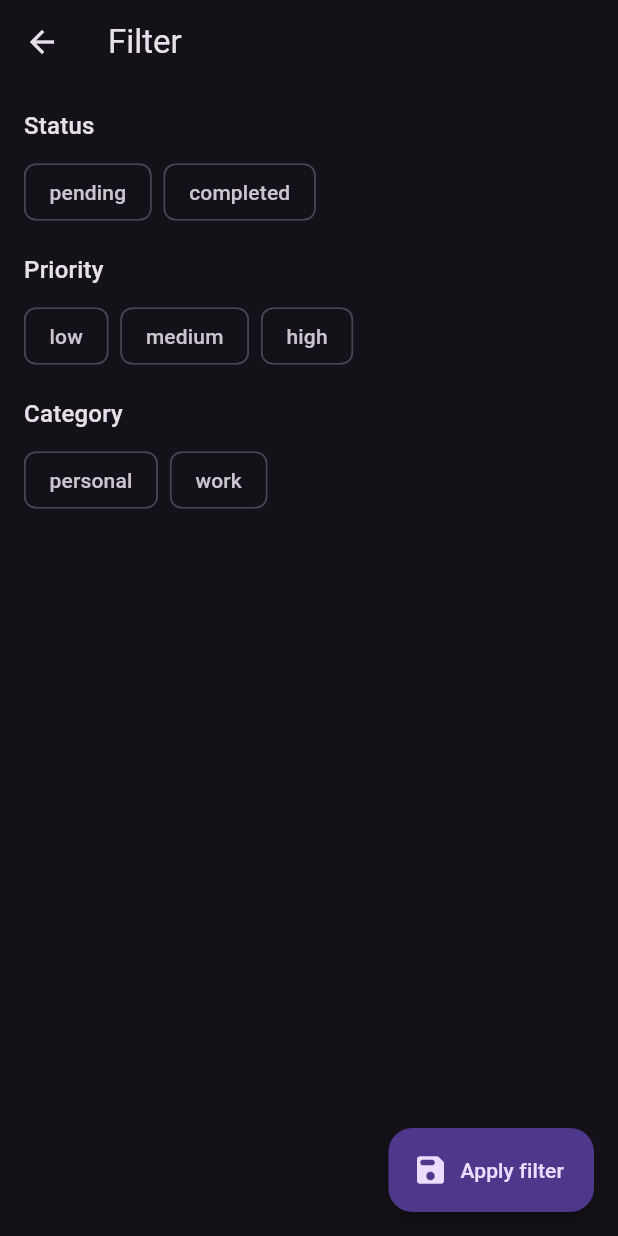
After one commit to ShravanChilka/jkb_sept, a Flutter app: the screen it shows after launch, after a tap on the "filter alt" icon, on a phone screen of 412 x 824 dp. The commit adds this screen. Run offline on Flutter 3.47's test engine with Material 3 defaults, Android fonts, the phone set to English and light mode, and no system bars; our stand-ins replace sqflite; accounts and stored records are empty.

Commit message:
added filter & search

```diff
--- /dev/null
+++ b/lib/modules/todo/model/get_todo_request_model.dart
@@ -0,0 +1,29 @@
+import 'package:jkb_sept/modules/todo/model/todo_filter_model.dart';
+
+class GetTodoRequestModel {
+  final int limit;
+  final int offset;
+  final String query;
+  final TodoFilterModel filter;
+
+  const GetTodoRequestModel({
+    this.query = '',
+    this.limit = 14,
+    this.offset = 0,
+    this.filter = const TodoFilterModel(),
+  });
+
+  GetTodoRequestModel copyWith({
+    int? limit,
+    int? offset,
+    String? query,
+    TodoFilterModel? filter,
+  }) {
+    return GetTodoRequestModel(
+      limit: limit ?? this.limit,
+      offset: offset ?? this.offset,
+      query: query ?? this.query,
+      filter: filter ?? this.filter,
+    );
+  }
+}
--- a/lib/modules/todo/model/todo_category.dart
+++ b/lib/modules/todo/model/todo_category.dart
@@ -1,4 +1,13 @@
-enum TodoCategory { personal, work }
+enum TodoCategory {
+  personal,
+  work,
+  ;
+
+  @override
+  String toString() {
+    return name;
+  }
+}
 
 TodoCategory mapToTodoCategory(String name) {
   switch (name) {
--- /dev/null
+++ b/lib/modules/todo/model/todo_filter_model.dart
@@ -0,0 +1,27 @@
+import 'package:jkb_sept/modules/todo/model/todo_category.dart';
+import 'package:jkb_sept/modules/todo/model/todo_priority.dart';
+import 'package:jkb_sept/modules/todo/model/todo_status.dart';
+
+class TodoFilterModel {
+  final List<TodoPriority> priority;
+  final List<TodoStatus> status;
+  final List<TodoCategory> category;
+
+  const TodoFilterModel({
+    this.priority = const [],
+    this.status = const [],
+    this.category = const [],
+  });
+
+  TodoFilterModel copyWith({
+    List<TodoPriority>? priority,
+    List<TodoStatus>? status,
+    List<TodoCategory>? category,
+  }) {
+    return TodoFilterModel(
+      priority: priority ?? this.priority,
+      status: status ?? this.status,
+      category: category ?? this.category,
+    );
+  }
+}
--- a/lib/modules/todo/model/todo_priority.dart
+++ b/lib/modules/todo/model/todo_priority.dart
@@ -1,4 +1,14 @@
-enum TodoPriority { low, medium, high }
+enum TodoPriority {
+  low,
+  medium,
+  high,
+  ;
+
+  @override
+  String toString() {
+    return name;
+  }
+}
 
 TodoPriority mapToTodoPriority(String name) {
   switch (name) {
--- a/lib/modules/todo/model/todo_status.dart
+++ b/lib/modules/todo/model/todo_status.dart
@@ -1,6 +1,12 @@
 enum TodoStatus {
   pending,
   completed,
+  ;
+
+  @override
+  String toString() {
+    return name;
+  }
 }
 
 TodoStatus mapToTodoStatus(String name) {
--- a/lib/modules/todo/service/todo_local_database_service.dart
+++ b/lib/modules/todo/service/todo_local_database_service.dart
@@ -2,8 +2,11 @@ import 'dart:developer';
 
 import 'package:jkb_sept/core/database/local_database.dart';
 import 'package:jkb_sept/modules/todo/model/get_todo_response_model.dart';
+import 'package:jkb_sept/modules/todo/model/todo_filter_model.dart';
 import 'package:jkb_sept/modules/todo/model/todo_model.dart';
 import 'package:sqflite/sqflite.dart';
+
+import '../model/get_todo_request_model.dart';
 
 class TodoLocalDatabaseService {
   final _db = LocalDatabase.instance.database;
@@ -24,20 +27,27 @@ class TodoLocalDatabaseService {
     }
   }
 
-  Future<GetTodoResponseModel?> getAllTodos({
-    int limit = 14,
-    int offset = 0,
-  }) async {
+  Future<GetTodoResponseModel?> getAllTodos(GetTodoRequestModel request) async {
     try {
       final total = Sqflite.firstIntValue(
-        await _db.rawQuery('SELECT COUNT(*) FROM todos'),
+        await _db.rawQuery(
+          'SELECT COUNT(*) FROM todos ${_getWhereText(request)} ${_getSearchQuery(request.query)} ${_getAndText(request)} ${_getFiltersQuery(request.filter)}',
+        ),
       );
-      final result = await _db.query(
-        'todos',
-        limit: limit,
-        offset: offset,
-        orderBy: 'id DESC',
-      );
+      // final result = _db.query('todos',
+      //     offset: request.offset, limit: request.limit, where: '');
+      final queryString =
+          'SELECT * from todos ${_getWhereText(request)} ${_getSearchQuery(request.query)} ${_getAndText(request)} ${_getFiltersQuery(request.filter)} ORDER BY id DESC LIMIT ${request.limit} OFFSET ${request.offset}';
+
+      final result = await _db.rawQuery(queryString);
+      // final result = await _db.query(
+      //   'todos',
+      //   limit: request.limit,
+      //   offset: request.offset,
+      //   where: request.query.isNotEmpty ? 'title LIKE ?' : null,
+      //   orderBy: 'id DESC',
+      //   whereArgs: request.query.isNotEmpty ? ['%${request.query}%'] : null,
+      // );
       await Future.delayed(const Duration(seconds: 1));
       final todos = result.map((map) {
         return TodoModel.fromDatabaseMap(map);
@@ -80,4 +90,77 @@ class TodoLocalDatabaseService {
       log('deleteTodo', error: e, stackTrace: s, name: '$runtimeType');
     }
   }
+
+  String _getSearchQuery(String query) {
+    if (query.isEmpty) return '';
+    return "title LIKE '%$query%'";
+  }
+
+  String _getFiltersQuery(TodoFilterModel filter) {
+    if (filter.category.isEmpty &&
+        filter.priority.isEmpty &&
+        filter.status.isEmpty) {
+      return '';
+    }
+    String query = '';
+    if (filter.category.isNotEmpty) {
+      if (query.isEmpty) {
+        query = "category IN (${filter.category.fold(
+          '',
+          (prev, curr) => prev.isEmpty ? "'$curr'" : "$prev,'$curr'",
+        )})";
+      } else {
+        query = "$query AND category (${filter.category.fold(
+          '',
+          (prev, curr) => prev.isEmpty ? "'$curr'" : "$prev,'$curr'",
+        )})";
+      }
+    }
+    if (filter.priority.isNotEmpty) {
+      if (query.isEmpty) {
+        query = "priority IN (${filter.priority.fold(
+          '',
+          (prev, curr) => prev.isEmpty ? "'$curr'" : "$prev,'$curr'",
+        )})";
+      } else {
+        query = "$query AND priority IN (${filter.priority.fold(
+          '',
+          (prev, curr) => prev.isEmpty ? "'$curr'" : "$prev,'$curr'",
+        )})";
+      }
+    }
+    if (filter.status.isNotEmpty) {
+      if (query.isEmpty) {
+        query = "status IN (${filter.status.fold(
+          '',
+          (prev, curr) => prev.isEmpty ? "'$curr'" : "$prev,'$curr'",
+        )})";
+      } else {
+        query = "$query AND status IN (${filter.status.fold(
+          '',
+          (prev, curr) => prev.isEmpty ? "'$curr'" : "$prev,'$curr'",
+        )})";
+      }
+    }
+    log(query);
+    return query;
+  }
+
+  String _getWhereText(GetTodoRequestModel request) {
+    if (request.query.isEmpty &&
+        request.filter.category.isEmpty &&
+        request.filter.priority.isEmpty &&
+        request.filter.status.isEmpty) {
+      return '';
+    }
+    return 'WHERE';
+  }
+
+  String _getAndText(GetTodoRequestModel request) {
+    log('_getAndText : ${request.query}');
+    if (request.query.isEmpty) {
+      return '';
+    }
+    return 'AND';
+  }
 }
--- a/lib/modules/todo/view/all_todo_screen.dart
+++ b/lib/modules/todo/view/all_todo_screen.dart
@@ -1,18 +1,42 @@
 import 'package:flutter/material.dart';
 import 'package:jkb_sept/modules/todo/view/create_todo_screen.dart';
+import 'package:jkb_sept/modules/todo/view/todo_filter_screen.dart';
 import 'package:jkb_sept/modules/todo/view_model/todo_view_model.dart';
 import 'package:provider/provider.dart';
 
 import 'widgets/all_todo_list_builder.dart';
+import 'widgets/todo_search_text_field.dart';
 
 class AllTodoScreen extends StatelessWidget {
   const AllTodoScreen({super.key});
 
   @override
   Widget build(BuildContext context) {
+    final total = context.watch<TodoViewModel>().total;
+    final totalFilters = context.watch<TodoViewModel>().totalFilters;
     return Scaffold(
       appBar: AppBar(
-        title: const Text('Todos'),
+        title: Text('Todos (${total.toString()})'),
+        actions: [
+          Badge(
+            label: Text(totalFilters.toString()),
+            isLabelVisible: totalFilters > 0,
+            child: IconButton(
+              onPressed: () {
+                Navigator.of(context).push(
+                  MaterialPageRoute(
+                    builder: (_) => ChangeNotifierProvider.value(
+                      value: context.read<TodoViewModel>(),
+                      child: const TodoFilterScreen(),
+                    ),
+                  ),
+                );
+              },
+              icon: const Icon(Icons.filter_alt_rounded),
+            ),
+          ),
+          const SizedBox(width: 24),
+        ],
       ),
       floatingActionButton: FloatingActionButton.extended(
         label: const Text('Create'),
@@ -21,7 +45,14 @@ class AllTodoScreen extends StatelessWidget {
         },
         icon: const Icon(Icons.add),
       ),
-      body: const AllTodoListBuilder(),
+      body: const Column(
+        children: [
+          TodoSearchTextField(),
+          Expanded(
+            child: AllTodoListBuilder(),
+          ),
+        ],
+      ),
     );
   }
 
--- /dev/null
+++ b/lib/modules/todo/view/todo_filter_screen.dart
@@ -0,0 +1,132 @@
+import 'package:flutter/material.dart';
+import 'package:jkb_sept/modules/todo/model/get_todo_request_model.dart';
+import 'package:jkb_sept/modules/todo/model/todo_category.dart';
+import 'package:jkb_sept/modules/todo/model/todo_priority.dart';
+import 'package:jkb_sept/modules/todo/model/todo_status.dart';
+import 'package:jkb_sept/modules/todo/view_model/todo_view_model.dart';
+import 'package:provider/provider.dart';
+
+class TodoFilterScreen extends StatelessWidget {
+  const TodoFilterScreen({super.key});
+
+  @override
+  Widget build(BuildContext context) {
+    final request = context.watch<TodoViewModel>().request;
+
+    return Scaffold(
+      appBar: AppBar(
+        title: const Text('Filter'),
+      ),
+      floatingActionButton: FloatingActionButton.extended(
+        onPressed: () {
+          context.read<TodoViewModel>().applyFilterEvent();
+          Navigator.of(context).pop();
+        },
+        icon: const Icon(Icons.save_rounded),
+        label: const Text('Apply filter'),
+      ),
+      body: SingleChildScrollView(
+        child: Padding(
+          padding: const EdgeInsets.all(16),
+          child: Column(
+            crossAxisAlignment: CrossAxisAlignment.start,
+            children: [
+              Text(
+                'Status',
+                style: Theme.of(context).textTheme.titleMedium,
+              ),
+              const SizedBox(height: 8),
+              Wrap(
+                children: TodoStatus.values.map(
+                  (e) {
+                    return Padding(
+                      padding: const EdgeInsets.only(right: 8),
+                      child: InputChip(
+                        label: Text(e.name),
+                        onPressed: () {
+                          context
+                              .read<TodoViewModel>()
+                              .selectStatusFilterEvent(e);
+                        },
+                        selected: _getStatusIsSelected(e, request),
+                      ),
+                    );
+                  },
+                ).toList(),
+              ),
+              const SizedBox(height: 16),
+              Text(
+                'Priority',
+                style: Theme.of(context).textTheme.titleMedium,
+              ),
+              const SizedBox(height: 8),
+              Wrap(
+                children: TodoPriority.values.map(
+                  (e) {
+                    return Padding(
+                      padding: const EdgeInsets.only(right: 8),
+                      child: InputChip(
+                        label: Text(e.name),
+                        onPressed: () {
+                          context
+                              .read<TodoViewModel>()
+                              .selectPriorityFilterEvent(e);
+                        },
+                        selected: _getPriorityIsSelected(e, request),
+                      ),
+                    );
+                  },
+                ).toList(),
+              ),
+              const SizedBox(height: 16),
+              Text(
+                'Category',
+                style: Theme.of(context).textTheme.titleMedium,
+              ),
+              const SizedBox(height: 8),
+              Wrap(
+                children: TodoCategory.values.map(
+                  (e) {
+                    return Padding(
+                      padding: const EdgeInsets.only(right: 8),
+                      child: InputChip(
+                        label: Text(e.name),
+                        onPressed: () {
+                          context
+                              .read<TodoViewModel>()
+                              .selectCategoryFilterEvent(e);
+                        },
+                        selected: _getCategoryIsSelected(e, request),
+                      ),
+                    );
+                  },
+                ).toList(),
+              ),
+            ],
+          ),
+        ),
+      ),
+    );
+  }
+
+  bool _getStatusIsSelected(TodoStatus e, GetTodoRequestModel request) {
+    if (request.filter.status.contains(e)) {
+      return true;
+    }
+    return false;
+  }
+
+  bool _getPriorityIsSelected(TodoPriority e, GetTodoRequestModel request) {
+    if (request.filter.priority.contains(e)) {
+      return true;
+    }
+    return false;
+  }
+
+  bool _getCategoryIsSelected(TodoCategory e, GetTodoRequestModel request) {
+    if (request.filter.category.contains(e)) {
+      return true;
+    }
+    return false;
+  }
+}
--- a/lib/modules/todo/view/view_todo_screen.dart
+++ b/lib/modules/todo/view/view_todo_screen.dart
@@ -1,5 +1,6 @@
 import 'package:flutter/material.dart';
 import 'package:jkb_sept/modules/todo/model/todo_model.dart';
+import 'package:jkb_sept/modules/todo/view/create_todo_screen.dart';
 import 'package:jkb_sept/modules/todo/view/dialog/todo_dialog_helper.dart';
 import 'package:jkb_sept/modules/todo/view_model/todo_view_model.dart';
 import 'package:provider/provider.dart';
@@ -23,20 +24,13 @@ class ViewTodoScreen extends StatelessWidget {
             title: const Text('Todo'),
             actions: [
               IconButton(
-                onPressed: () {
-                  TodoDialogHelper.showDeleteConfirmationDialog(
-                    context,
-                    () {
-                      context.read<TodoViewModel>().deleteTodoEvent(
-                            todo: model,
-                            onCompleted: () {
-                              Navigator.of(context).pop();
-                            },
-                          );
-                    },
-                  );
-                },
+                onPressed: () => _onTapDelete(context),
                 icon: const Icon(Icons.delete_outline_rounded),
+              ),
+              const SizedBox(width: 16),
+              IconButton(
+                onPressed: () => _onTapEdit(context),
+                icon: const Icon(Icons.edit),
               ),
               const SizedBox(width: 24),
             ],
@@ -64,4 +58,29 @@ class ViewTodoScreen extends StatelessWidget {
       ],
     );
   }
+
+  void _onTapDelete(BuildContext context) {
+    TodoDialogHelper.showDeleteConfirmationDialog(
+      context,
+      () {
+        context.read<TodoViewModel>().deleteTodoEvent(
+              todo: model,
+              onCompleted: () {
+                Navigator.of(context).pop();
+              },
+            );
+      },
+    );
+  }
+
+  void _onTapEdit(BuildContext context) {
+    Navigator.of(context).push(
+      MaterialPageRoute(
+        builder: (_) => ChangeNotifierProvider.value(
+          value: context.read<TodoViewModel>(),
+          child: const CreateTodoScreen(),
+        ),
+      ),
+    );
+  }
 }
--- /dev/null
+++ b/lib/modules/todo/view/widgets/todo_search_text_field.dart
@@ -0,0 +1,29 @@
+import 'package:flutter/material.dart';
+import 'package:jkb_sept/modules/todo/view_model/todo_view_model.dart';
+import 'package:provider/provider.dart';
+
+class TodoSearchTextField extends StatelessWidget {
+  const TodoSearchTextField({
+    super.key,
+  });
+
+  @override
+  Widget build(BuildContext context) {
+    return Padding(
+      padding: const EdgeInsets.only(
+        left: 16,
+        right: 16,
+        top: 8,
+      ),
+      child: TextField(
+        onChanged: (text) {
+          context.read<TodoViewModel>().searchQueryChangedEvent(text);
+        },
+        decoration: const InputDecoration(
+          hintText: 'Search by title',
+          prefixIcon: Icon(Icons.search),
+        ),
+      ),
+    );
+  }
+}
--- a/lib/modules/todo/view_model/todo_view_model.dart
+++ b/lib/modules/todo/view_model/todo_view_model.dart
@@ -1,5 +1,7 @@
 import 'package:flutter/material.dart';
+import 'package:jkb_sept/modules/todo/model/get_todo_request_model.dart';
 import 'package:jkb_sept/modules/todo/model/todo_category.dart';
+import 'package:jkb_sept/modules/todo/model/todo_filter_model.dart';
 import 'package:jkb_sept/modules/todo/model/todo_model.dart';
 import 'package:jkb_sept/modules/todo/model/todo_priority.dart';
 import 'package:jkb_sept/modules/todo/model/todo_status.dart';
@@ -11,6 +13,13 @@ class TodoViewModel extends ChangeNotifier {
   TodoStatus status = TodoStatus.pending;
   bool isLoading = false;
   bool isLoadingMore = false;
+  GetTodoRequestModel request = const GetTodoRequestModel(
+    filter: TodoFilterModel(
+      priority: [],
+      category: [],
+      status: [],
+    ),
+  );
 
   int limit = 15;
 
@@ -18,6 +27,12 @@ class TodoViewModel extends ChangeNotifier {
   int total = 0;
 
   final service = TodoLocalDatabaseService();
+
+  int get totalFilters {
+    return request.filter.category.length +
+        request.filter.priority.length +
+        request.filter.status.length;
+  }
 
   void changeTodoCategoryEvent(TodoCategory category) {
     this.category = category;
@@ -57,9 +72,10 @@ class TodoViewModel extends ChangeNotifier {
   }
 
   void fetchAllTodosEvent() async {
+    if (isLoading) return;
     isLoading = true;
     notifyListeners();
-    final result = await service.getAllTodos();
+    final result = await service.getAllTodos(request);
     todos = result?.todos ?? [];
     total = result?.total ?? 0;
     isLoading = false;
@@ -71,9 +87,10 @@ class TodoViewModel extends ChangeNotifier {
     if (todos.length >= total) return;
     isLoadingMore = true;
     notifyListeners();
-    final result = await service.getAllTodos(
+    request = request.copyWith(
       offset: todos.length,
     );
+    final result = await service.getAllTodos(request);
     todos = [...todos, ...result?.todos ?? []];
     total = result?.total ?? 0;
     isLoadingMore = false;
@@ -99,4 +116,74 @@ class TodoViewModel extends ChangeNotifier {
     total = total - 1;
     notifyListeners();
   }
+
+  void markCompletedEvent(TodoModel model) {}
+
+  void searchQueryChangedEvent(String text) {
+    request = request.copyWith(
+      query: text.trim(),
+    );
+    fetchAllTodosEvent();
+  }
+
+  void selectStatusFilterEvent(TodoStatus status) {
+    if (request.filter.status.contains(status)) {
+      request = request.copyWith(
+        filter: request.filter.copyWith(
+          status: [...request.filter.status..remove(status)],
+        ),
+      );
+
+      notifyListeners();
+    } else {
+      request = request.copyWith(
+        filter: request.filter.copyWith(
+          status: [...request.filter.status, status].toList(),
+        ),
+      );
+      notifyListeners();
+    }
+  }
+
+  void applyFilterEvent() {
+    fetchAllTodosEvent();
+  }
+
+  void selectPriorityFilterEvent(TodoPriority priority) {
+    if (request.filter.priority.contains(priority)) {
+      request = request.copyWith(
+        filter: request.filter.copyWith(
+          priority: [...request.filter.priority..remove(priority)],
+        ),
+      );
+
+      notifyListeners();
+    } else {
+      request = request.copyWith(
+        filter: request.filter.copyWith(
+          priority: [...request.filter.priority, priority].toList(),
+        ),
+      );
+      notifyListeners();
+    }
+  }
+
+  void selectCategoryFilterEvent(TodoCategory category) {
+    if (request.filter.category.contains(category)) {
+      request = request.copyWith(
+        filter: request.filter.copyWith(
+          category: [...request.filter.category..remove(category)],
+        ),
+      );
+
+      notifyListeners();
+    } else {
+      request = request.copyWith(
+        filter: request.filter.copyWith(
+          category: [...request.filter.category, category].toList(),
+        ),
+      );
+      notifyListeners();
+    }
+  }
 }
```
